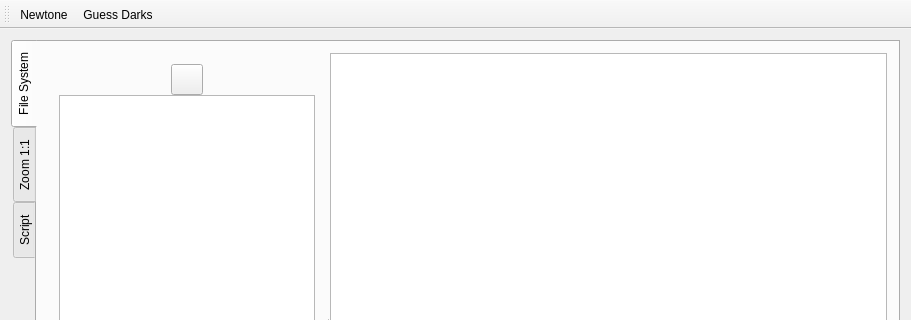
Before: the Qt Designer form mainwindow.ui in alexzk1/astroed, drawn with Qt 5; both pictures show x 0 to 911 and y 0 to 320 of the 911 by 645 pixel window.
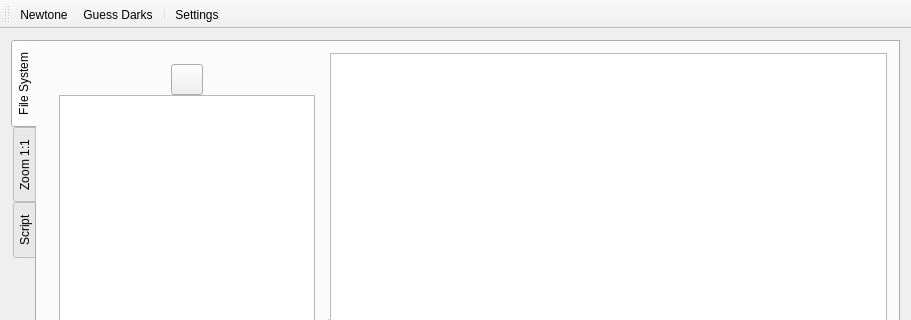
After: the same form once the commit is applied. Icons and pictures are not drawn. Custom widgets are drawn as their Qt base class.

Commit message: added check for index range in model, added button to show settings

The edit to the form file:
```diff
--- a/mainwindow.ui
+++ b/mainwindow.ui
@@ -239,6 +239,8 @@
    </attribute>
    <addaction name="actionNewtone"/>
    <addaction name="actionGuess_Darks"/>
+   <addaction name="separator"/>
+   <addaction name="actionSettings"/>
   </widget>
   <widget class="QStatusBar" name="statusBar"/>
   <action name="actionNewtone">
@@ -268,6 +270,18 @@
     <string>&lt;html&gt;&lt;head/&gt;&lt;body&gt;&lt;p&gt;Trying to guess darks using file path (should contain word like &amp;quot;dark&amp;quot;, works with current list).&lt;/p&gt;&lt;/body&gt;&lt;/html&gt;</string>
    </property>
   </action>
+  <action name="actionSettings">
+   <property name="icon">
+    <iconset resource="resources.qrc">
+     <normaloff>:/icons/icons/Settings-2-icon.png</normaloff>:/icons/icons/Settings-2-icon.png</iconset>
+   </property>
+   <property name="text">
+    <string>Settings</string>
+   </property>
+   <property name="toolTip">
+    <string>Opens global settings dialog.</string>
+   </property>
+  </action>
  </widget>
  <layoutdefault spacing="6" margin="11"/>
  <customwidgets>
```
The commit also changes 7 other files.
